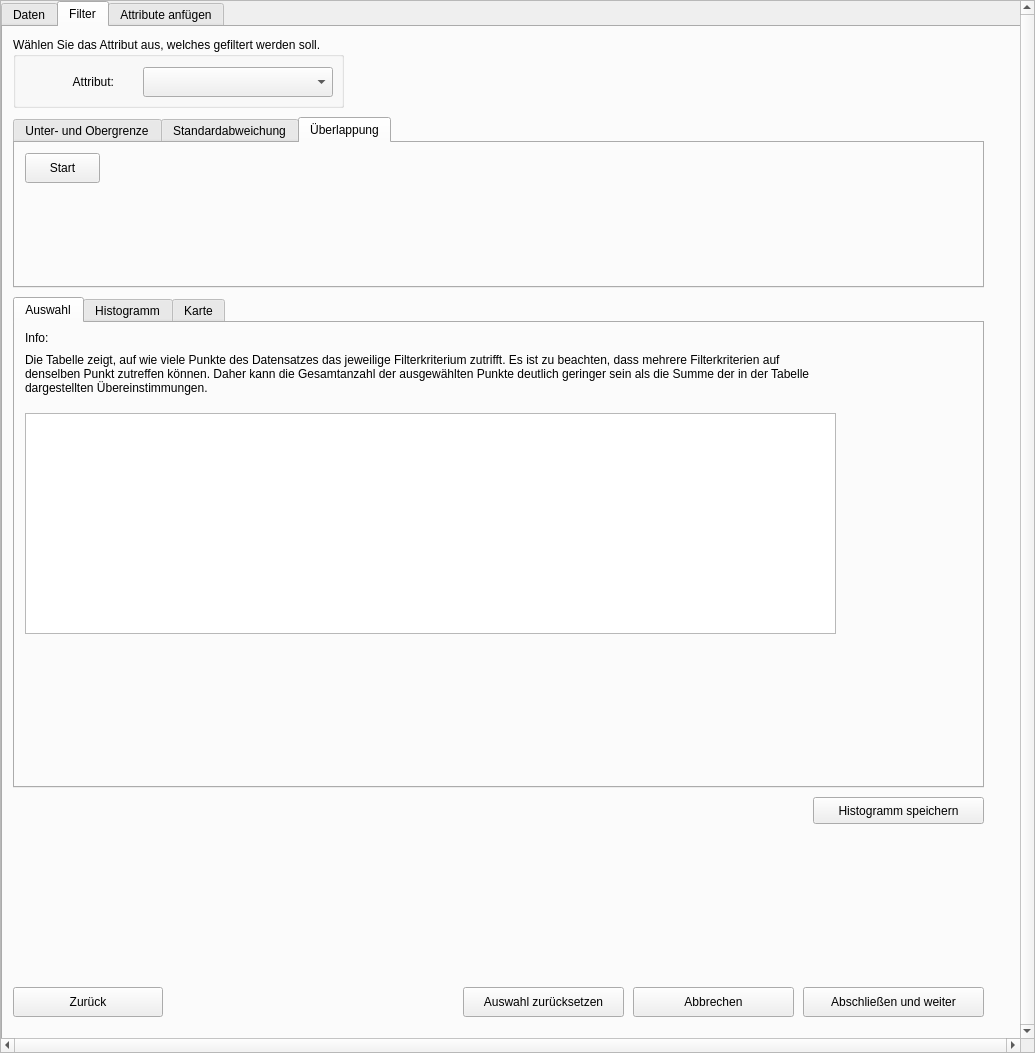
Before: the Qt Designer form ofr_filter_dialog_base.ui in FARMWISSEN/OFE-Filter, drawn with Qt 5.
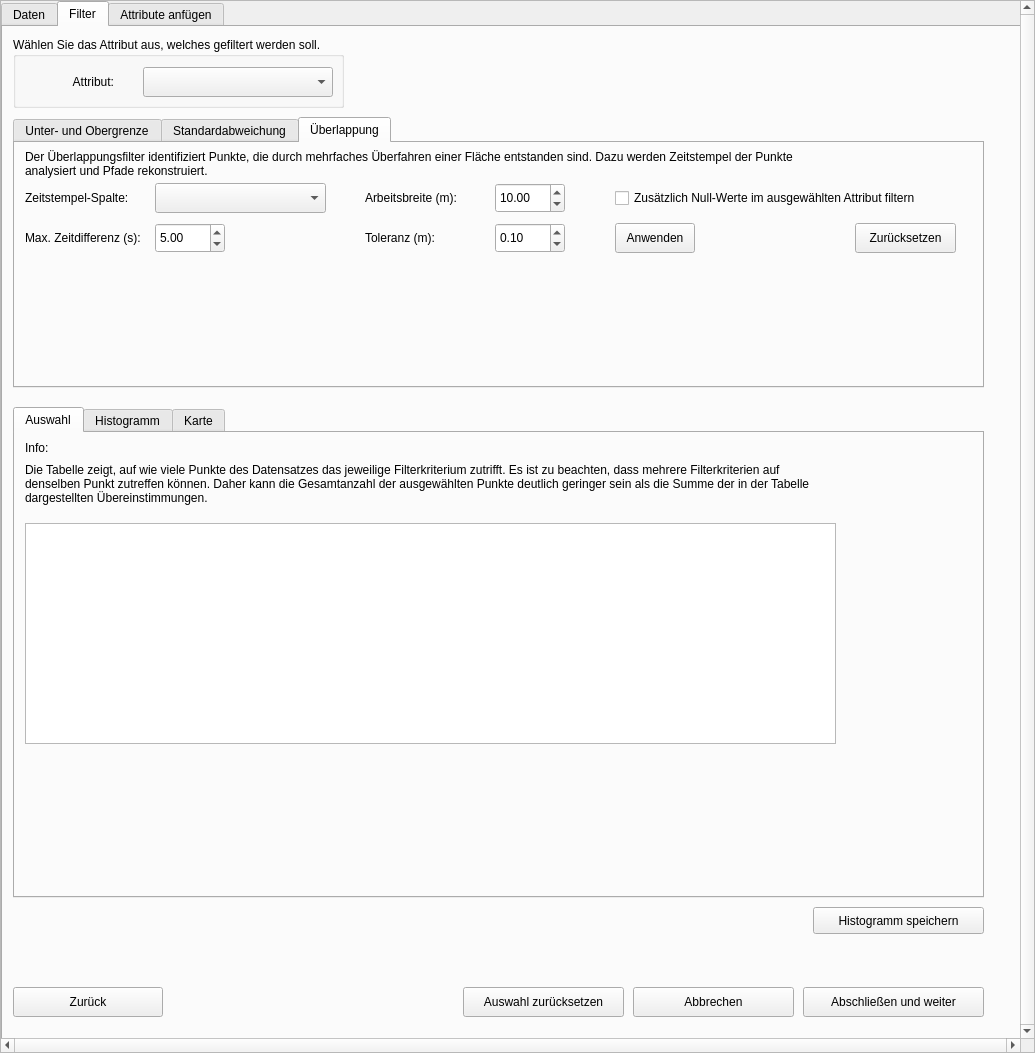
After: the same form once the commit is applied. The open tabs and pages were chosen to show the change. Custom widgets are drawn as their Qt base class.

Commit message: Filter Ueberlappung

What changed in the file:
```diff
--- a/ofr_filter_dialog_base.ui
+++ b/ofr_filter_dialog_base.ui
@@ -574,7 +574,7 @@
          <property name="geometry">
           <rect>
            <x>10</x>
-           <y>270</y>
+           <y>380</y>
            <width>971</width>
            <height>491</height>
           </rect>
@@ -604,7 +604,7 @@
             <rect>
              <x>10</x>
              <y>320</y>
-             <width>280</width>
+             <width>371</width>
              <height>30</height>
             </rect>
            </property>
@@ -646,7 +646,7 @@
             <rect>
              <x>10</x>
              <y>350</y>
-             <width>280</width>
+             <width>391</width>
              <height>30</height>
             </rect>
            </property>
@@ -764,7 +764,7 @@
            <x>10</x>
            <y>90</y>
            <width>971</width>
-           <height>171</height>
+           <height>271</height>
           </rect>
          </property>
          <property name="currentIndex">
@@ -1101,17 +1101,197 @@
           <attribute name="title">
            <string>Überlappung</string>
           </attribute>
-          <widget class="QPushButton" name="pushButton_start_overlap">
+          <widget class="QLabel" name="overlap_description">
            <property name="geometry">
             <rect>
              <x>10</x>
-             <y>10</y>
-             <width>75</width>
+             <y>5</y>
+             <width>811</width>
+             <height>31</height>
+            </rect>
+           </property>
+           <property name="text">
+            <string>Der Überlappungsfilter identifiziert Punkte, die durch mehrfaches Überfahren einer Fläche entstanden sind. Dazu werden Zeitstempel der Punkte analysiert und Pfade rekonstruiert.</string>
+           </property>
+           <property name="wordWrap">
+            <bool>true</bool>
+           </property>
+          </widget>
+          <widget class="QLabel" name="timestamp_label">
+           <property name="geometry">
+            <rect>
+             <x>10</x>
+             <y>40</y>
+             <width>121</width>
              <height>30</height>
             </rect>
            </property>
            <property name="text">
-            <string>Start</string>
+            <string>Zeitstempel-Spalte:</string>
+           </property>
+          </widget>
+          <widget class="QComboBox" name="timestamp_combo">
+           <property name="geometry">
+            <rect>
+             <x>140</x>
+             <y>40</y>
+             <width>171</width>
+             <height>30</height>
+            </rect>
+           </property>
+          </widget>
+          <widget class="QLabel" name="timedelta_label">
+           <property name="geometry">
+            <rect>
+             <x>10</x>
+             <y>80</y>
+             <width>121</width>
+             <height>30</height>
+            </rect>
+           </property>
+           <property name="text">
+            <string>Max. Zeitdifferenz (s):</string>
+           </property>
+          </widget>
+          <widget class="QDoubleSpinBox" name="timedelta_spin">
+           <property name="geometry">
+            <rect>
+             <x>140</x>
+             <y>80</y>
+             <width>70</width>
+             <height>30</height>
+            </rect>
+           </property>
+           <property name="minimum">
+            <double>0.100000000000000</double>
+           </property>
+           <property name="maximum">
+            <double>1000.000000000000000</double>
+           </property>
+           <property name="value">
+            <double>5.000000000000000</double>
+           </property>
+          </widget>
+          <widget class="QLabel" name="width_label">
+           <property name="geometry">
+            <rect>
+             <x>350</x>
+             <y>40</y>
+             <width>121</width>
+             <height>30</height>
+            </rect>
+           </property>
+           <property name="text">
+            <string>Arbeitsbreite (m):</string>
+           </property>
+          </widget>
+          <widget class="QDoubleSpinBox" name="width_spin">
+           <property name="geometry">
+            <rect>
+             <x>480</x>
+             <y>40</y>
+             <width>70</width>
+             <height>30</height>
+            </rect>
+           </property>
+           <property name="minimum">
+            <double>0.100000000000000</double>
+           </property>
+           <property name="maximum">
+            <double>100.000000000000000</double>
+           </property>
+           <property name="value">
+            <double>10.000000000000000</double>
+           </property>
+          </widget>
+          <widget class="QLabel" name="tolerance_label">
+           <property name="geometry">
+            <rect>
+             <x>350</x>
+             <y>80</y>
+             <width>121</width>
+             <height>30</height>
+            </rect>
+           </property>
+           <property name="text">
+            <string>Toleranz (m):</string>
+           </property>
+          </widget>
+          <widget class="QDoubleSpinBox" name="tolerance_spin">
+           <property name="geometry">
+            <rect>
+             <x>480</x>
+             <y>80</y>
+             <width>70</width>
+             <height>30</height>
+            </rect>
+           </property>
+           <property name="minimum">
+            <double>0.010000000000000</double>
+           </property>
+           <property name="maximum">
+            <double>10.000000000000000</double>
+           </property>
+           <property name="singleStep">
+            <double>0.010000000000000</double>
+           </property>
+           <property name="value">
+            <double>0.100000000000000</double>
+           </property>
+          </widget>
+          <widget class="QCheckBox" name="zero_filter_check">
+           <property name="geometry">
+            <rect>
+             <x>600</x>
+             <y>40</y>
+             <width>341</width>
+             <height>30</height>
+            </rect>
+           </property>
+           <property name="text">
+            <string>Zusätzlich Null-Werte im ausgewählten Attribut filtern</string>
+           </property>
+          </widget>
+          <widget class="QPushButton" name="overlap_button">
+           <property name="geometry">
+            <rect>
+             <x>600</x>
+             <y>80</y>
+             <width>80</width>
+             <height>30</height>
+            </rect>
+           </property>
+           <property name="text">
+            <string>Anwenden</string>
+           </property>
+          </widget>
+          <widget class="QLabel" name="count_overlap_label">
+           <property name="geometry">
+            <rect>
+             <x>600</x>
+             <y>130</y>
+             <width>241</width>
+             <height>81</height>
+            </rect>
+           </property>
+           <property name="text">
+            <string/>
+           </property>
+           <property name="wordWrap">
+            <bool>true</bool>
+           </property>
+          </widget>
+          <widget class="QPushButton" name="overlap_reset_button">
+           <property name="geometry">
+            <rect>
+             <x>840</x>
+             <y>80</y>
+             <width>101</width>
+             <height>30</height>
+            </rect>
+           </property>
+           <property name="text">
+            <string>Zurücksetzen</string>
            </property>
           </widget>
          </widget>
@@ -1146,7 +1326,7 @@
          <property name="geometry">
           <rect>
            <x>810</x>
-           <y>770</y>
+           <y>880</y>
            <width>171</width>
            <height>27</height>
           </rect>
```
Left out of the diff: 6 changed lines with no effect on the pictures. The commit also changes 2 other files.
